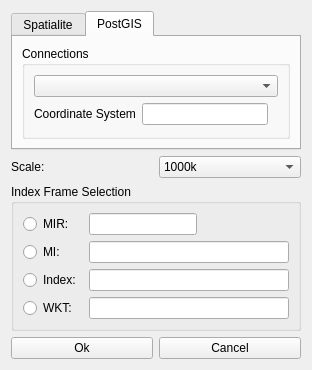
Qt form LayerTools/ui_create_inom_dialog_base.ui (dsgoficial/DsgTools) before a commit.
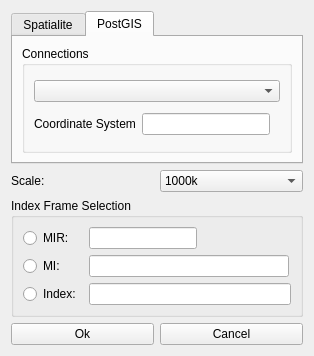
The same form after that commit.

Commit message: Finishing the dialog.

Patch:
```diff
--- a/LayerTools/ui_create_inom_dialog_base.ui
+++ b/LayerTools/ui_create_inom_dialog_base.ui
@@ -6,7 +6,7 @@
    <rect>
     <x>0</x>
     <y>0</y>
-    <width>306</width>
+    <width>314</width>
     <height>356</height>
    </rect>
   </property>
@@ -296,26 +296,6 @@
         </item>
        </layout>
       </item>
-      <item row="3" column="0">
-       <layout class="QHBoxLayout" name="horizontalLayout_4">
-        <item>
-         <widget class="QRadioButton" name="wktRadioButton">
-          <property name="minimumSize">
-           <size>
-            <width>60</width>
-            <height>0</height>
-           </size>
-          </property>
-          <property name="text">
-           <string>WKT:</string>
-          </property>
-         </widget>
-        </item>
-        <item>
-         <widget class="QLineEdit" name="wktLineEdit"/>
-        </item>
-       </layout>
-      </item>
      </layout>
     </widget>
    </item>
```
The commit also changes 5 other files.
